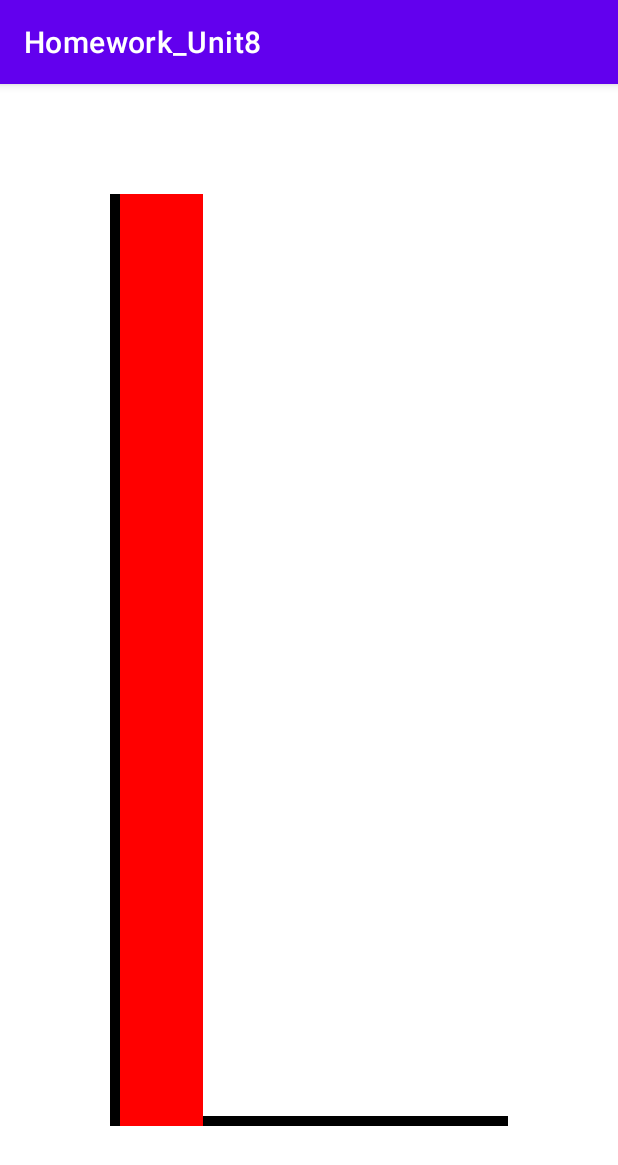
After one commit to bryanhennes/Homework_Unit8, an Android app: the GraphActivity screen opened directly, with no data from a screen before it, on a phone screen of 412 x 824 dp. The commit adds this screen. Shown: the top 1165 px of the screen. Run offline under Robolectric (Android 15) with nearby library versions, the phone set to English and light mode, and no system bars.

Commit message:
added graph custom view

```diff
--- a/app/src/main/AndroidManifest.xml
+++ b/app/src/main/AndroidManifest.xml
@@ -10,6 +10,9 @@
         android:supportsRtl="true"
         android:theme="@style/Theme.Homework_Unit8">
         <activity
+            android:name=".GraphActivity"
+            android:exported="true" />
+        <activity
             android:name=".MainActivity"
             android:exported="true">
             <intent-filter>
--- /dev/null
+++ b/app/src/main/java/com/example/homework_unit8/Graph.java
@@ -0,0 +1,71 @@
+package com.example.homework_unit8;
+
+
+import android.content.Context;
+import android.graphics.Canvas;
+import android.graphics.Color;
+import android.graphics.Paint;
+import android.util.AttributeSet;
+import android.view.View;
+import android.content.Intent;
+
+import java.util.HashMap;
+
+public class Graph extends View {
+
+    private Paint mPaint;
+    private Paint mPaint2;
+    private Paint axisPaint;
+    float barWidth;
+    float barHeight = 20f;
+    float graphMargin = 110f;
+    float origin; //(0,0) on graph
+    float graphWidth;
+
+
+
+
+    public Graph(Context context, AttributeSet attrs) {
+        super(context, attrs);
+
+
+        mPaint = new Paint(Paint.ANTI_ALIAS_FLAG);
+        mPaint2 = new Paint(Paint.ANTI_ALIAS_FLAG);
+        axisPaint = new Paint(Paint.ANTI_ALIAS_FLAG);
+    }
+
+    @Override
+    protected void onDraw(Canvas canvas){
+        super.onDraw(canvas);
+
+
+        float screenWidth = canvas.getWidth();
+        float screenHeight = canvas.getHeight();
+        origin = screenHeight- graphMargin;
+
+        //width of entire graph space
+        graphWidth = graphMargin + (screenWidth - graphMargin);
+
+        //try to determine bar width dynamically depending on number of different grades to graph
+        barWidth = graphWidth /6 -20;
+
+
+        mPaint.setColor(Color.RED);
+        mPaint2.setColor(Color.BLUE);
+        axisPaint.setColor(Color.BLACK);
+
+        //draw yAxis
+        canvas.drawRect(graphMargin, graphMargin, graphMargin+10f, screenHeight-graphMargin, axisPaint);
+
+        //draw xAxis
+        canvas.drawRect(graphMargin+10f, screenHeight-graphMargin-10f, screenWidth-graphMargin, screenHeight-graphMargin, axisPaint);
+
+        /*//possibly draw side value labels with this
+        for(int i = (int)origin; i >=graphMargin; i-= 80){
+            canvas.drawRect(graphMargin-30f, i-10, graphMargin, i, axisPaint);
+        }*/
+
+        canvas.drawRect(graphMargin+10, graphMargin,  graphMargin+10 + barWidth, screenHeight-graphMargin, mPaint);
+    }
+
+}
--- /dev/null
+++ b/app/src/main/java/com/example/homework_unit8/GraphActivity.java
@@ -0,0 +1,24 @@
+package com.example.homework_unit8;
+
+import androidx.appcompat.app.AppCompatActivity;
+
+import android.content.Intent;
+import android.os.Bundle;
+
+import java.util.HashMap;
+
+public class GraphActivity extends AppCompatActivity {
+    Graph graph;
+
+    @Override
+    protected void onCreate(Bundle savedInstanceState) {
+        super.onCreate(savedInstanceState);
+        setContentView(R.layout.activity_graph);
+
+        graph = (Graph) findViewById(R.id.customView);
+
+        Intent intent = getIntent();
+        HashMap<String, Integer> hashMap = (HashMap<String, Integer>)intent.getSerializableExtra("map");
+
+    }
+}
--- a/app/src/main/java/com/example/homework_unit8/MainActivity.java
+++ b/app/src/main/java/com/example/homework_unit8/MainActivity.java
@@ -2,6 +2,7 @@ package com.example.homework_unit8;
 
 import androidx.appcompat.app.AppCompatActivity;
 
+import android.content.Intent;
 import android.os.Bundle;
 import android.text.Editable;
 import android.text.TextWatcher;
@@ -91,12 +92,14 @@ public class MainActivity extends AppCompatActivity {
         computeButton.setOnClickListener(new View.OnClickListener() {
             @Override
             public void onClick(View view) {
-                if(!isValidInput()) {
+                /*if(!areFieldsCompleted()) {
                     Toast.makeText(MainActivity.this, "Cannot leave any fields blank", Toast.LENGTH_LONG).show();
                 }
                 else{
                     populateGradeAmounts();
-                }
+                    startGraphActivity(view);
+                }*/
+                startGraphActivity(view);
 
             }
         });
@@ -166,6 +169,18 @@ public class MainActivity extends AppCompatActivity {
     }
 
 
+    public boolean areFieldsCompleted(){
+        boolean result = true;
+        for(int i = 0; i < inputArray.length; i++){
+            if(editTextArray[i].getText().toString().matches("")){
+                result = false;
+                break;
+            }
+        }
+        return result;
+    }
+
+    // finish this to make sure user enters a number
     public boolean isValidInput(){
         boolean result = true;
         for(int i = 0; i < inputArray.length; i++){
@@ -177,6 +192,18 @@ public class MainActivity extends AppCompatActivity {
         return result;
     }
 
+    public void startGraphActivity(View view){
+        Intent intent = new Intent(this, GraphActivity.class);
+        //intent.putExtra("map", gradeAmounts);
+        //intent.putExtra
+        startActivity(intent);
+    }
+
+    public void pushValuesToView(View view){
+        Intent intent = new Intent(this, Graph.class);
+        intent.putExtra("map", gradeAmounts);
+    }
+
 
 
 }
--- /dev/null
+++ b/app/src/main/res/layout/activity_graph.xml
@@ -0,0 +1,15 @@
+<?xml version="1.0" encoding="utf-8"?>
+<LinearLayout xmlns:android="http://schemas.android.com/apk/res/android"
+    xmlns:app="http://schemas.android.com/apk/res-auto"
+    xmlns:tools="http://schemas.android.com/tools"
+    android:layout_width="match_parent"
+    android:layout_height="match_parent"
+    android:orientation="vertical"
+    tools:context=".GraphActivity">
+
+    <com.example.homework_unit8.Graph
+        android:id="@+id/customView"
+        android:layout_width="wrap_content"
+        android:layout_height="wrap_content"/>
+
+</LinearLayout>
```
